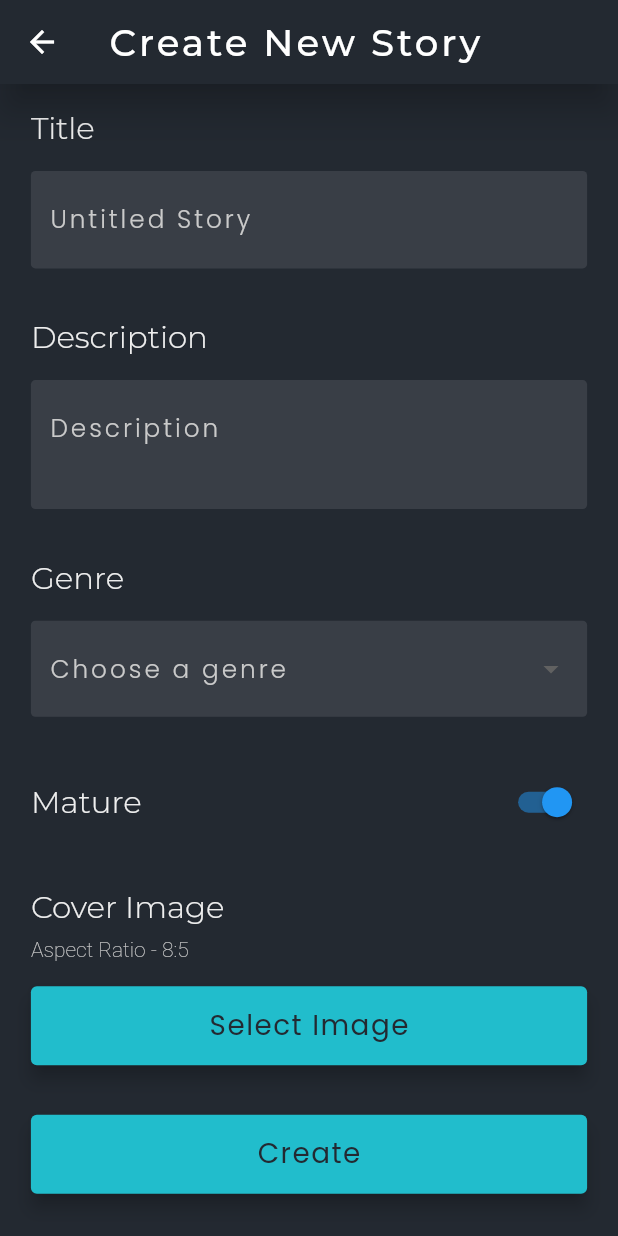
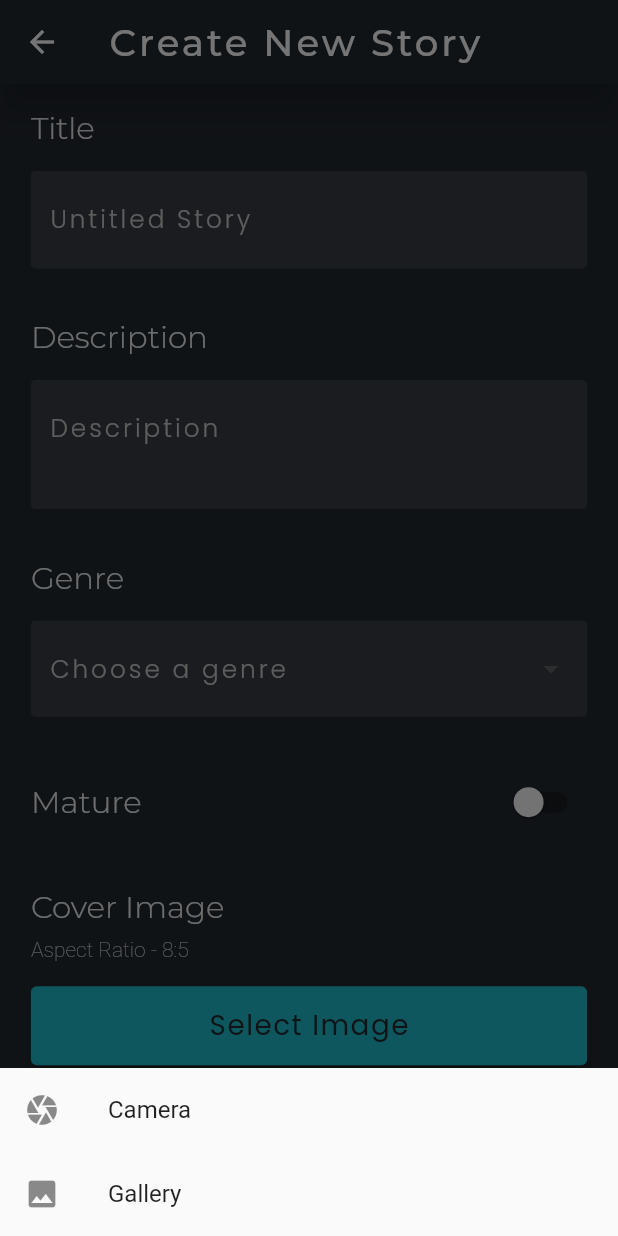
Before and after one commit to AcnoSaga/tethered, a Flutter app: the NewStoryPage screen opened by its route, after a tap on "Select Image", on a phone screen of 412 x 824 dp. Run offline on Flutter 3.47's test engine with Material 2 defaults, Android fonts, the light colour scheme and no system bars; our stand-ins replace badges, bloc, cached_network_image, carousel_slider, firebase_auth, firebase_core and 12 more; missing offline and left inert: flappy_search_bar, flutter_quill; accounts and stored records are empty; generated files the repository leaves out were written again.

Commit message:
Created the image selection functionality

```diff
--- a/lib/screens/write/new_story_page/new_story_page.dart
+++ b/lib/screens/write/new_story_page/new_story_page.dart
@@ -1,4 +1,7 @@
+import 'dart:io';
+
 import 'package:flutter/material.dart';
+import 'package:get/get.dart';
 import 'package:tethered/screens/components/gap.dart';
 import 'package:tethered/screens/components/input_form_field.dart';
 import 'package:tethered/screens/components/proceed_button.dart';
@@ -6,8 +9,18 @@ import 'package:tethered/screens/write/new_story_page/components/genre_dropdown_
 import 'package:tethered/theme/size_config.dart';
 import 'package:tethered/utils/colors.dart';
 import 'package:tethered/utils/text_styles.dart';
+import 'package:image_picker/image_picker.dart';
 
-class NewStoryPage extends StatelessWidget {
+class NewStoryPage extends StatefulWidget {
+  @override
+  _NewStoryPageState createState() => _NewStoryPageState();
+}
+
+class _NewStoryPageState extends State<NewStoryPage> {
+  final ImagePicker _picker = ImagePicker();
+  bool isMature = false;
+  File imageFile;
+
   @override
   Widget build(BuildContext context) {
     return Scaffold(
@@ -65,8 +78,10 @@ class NewStoryPage extends StatelessWidget {
                       style: TetheredTextStyles.bookDetailsHeading,
                     ),
                     Switch.adaptive(
-                      value: true,
-                      onChanged: (value) {},
+                      value: isMature,
+                      onChanged: (value) => setState(
+                        () => isMature = value,
+                      ),
                     ),
                   ],
                 ),
@@ -81,9 +96,25 @@ class NewStoryPage extends StatelessWidget {
                   style: TetheredTextStyles.subheadingText,
                 ),
                 Gap(height: 2),
+                imageFile == null ? Container() : Image.file(imageFile),
+                imageFile == null ? Container() : Gap(height: 3),
                 ProceedButton(
                   text: 'Select Image',
-                  onPressed: () {},
+                  onPressed: () async {
+                    final imageSource = await _getImageSource();
+                    if (imageSource == null) return;
+
+                    final PickedFile image = await _picker.getImage(
+                      source: imageSource,
+                      maxWidth: 1800,
+                      maxHeight: 1800,
+                    );
+                    if (image != null) {
+                      setState(() {
+                        imageFile = File(image.path);
+                      });
+                    }
+                  },
                 ),
                 Gap(height: 4),
                 ProceedButton(
@@ -97,4 +128,36 @@ class NewStoryPage extends StatelessWidget {
       ),
     );
   }
+
+  Future<ImageSource> _getImageSource() async {
+    ImageSource source;
+    await showModalBottomSheet(
+      context: context,
+      builder: (context) => BottomSheet(
+        builder: (BuildContext context) => ListView(
+          shrinkWrap: true,
+          children: [
+            ListTile(
+              title: Text('Camera'),
+              leading: Icon(Icons.camera),
+              onTap: () {
+                Get.back();
+                source = ImageSource.camera;
+              },
+            ),
+            ListTile(
+              title: Text('Gallery'),
+              leading: Icon(Icons.image),
+              onTap: () {
+                Get.back();
+                source = ImageSource.gallery;
+              },
+            ),
+          ],
+        ),
+        onClosing: () {},
+      ),
+    );
+    return source;
+  }
 }
--- a/lib/screens/write/write_page/components/draft_item.dart
+++ b/lib/screens/write/write_page/components/draft_item.dart
@@ -75,6 +75,7 @@ class DraftItem extends StatelessWidget {
                     children: [
                       Text('Jules and Vega',
                           style: TetheredTextStyles.indexItemHeading),
+                      if (!published)
                         Align(
                           alignment: Alignment.centerRight,
                           child: GestureDetector(
@@ -95,7 +96,8 @@ class DraftItem extends StatelessWidget {
                                   ],
                                 ),
                                 onClosing: () {},
-                                  )),
+                              ),
+                            ),
                             child: Icon(
                               Icons.more_horiz,
                               color: TetheredColors.indexItemTextColor,
```
Also changed, not shown: pubspec.lock, 1 other file. Lines whose indentation alone changed are shown as unchanged.
